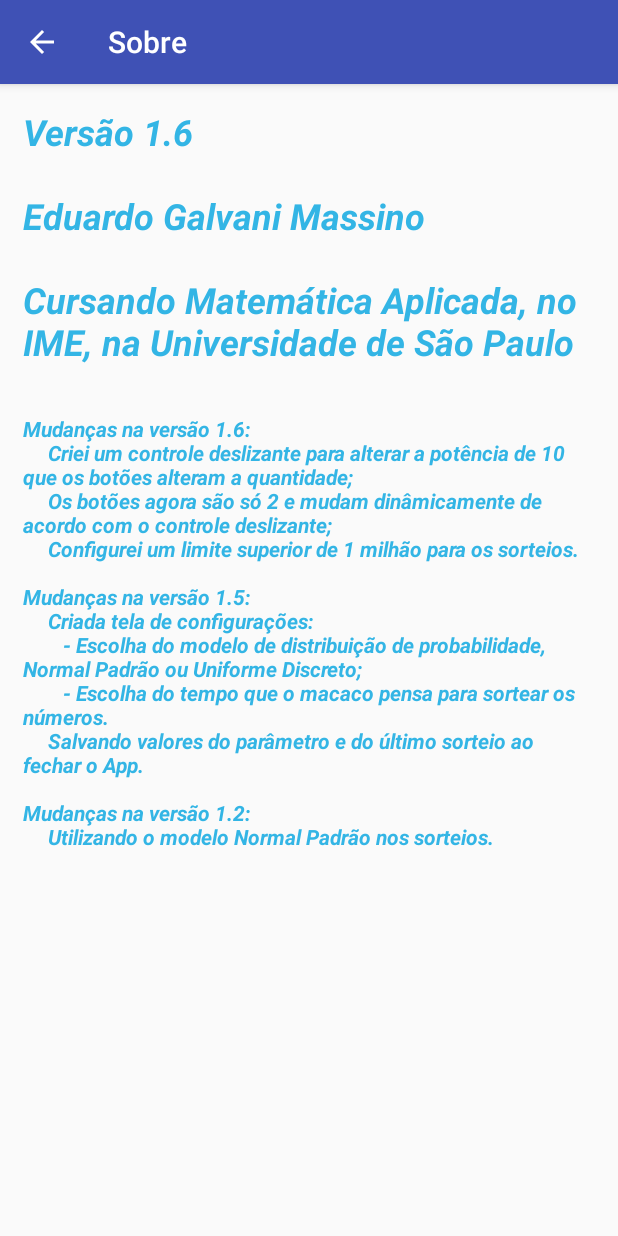
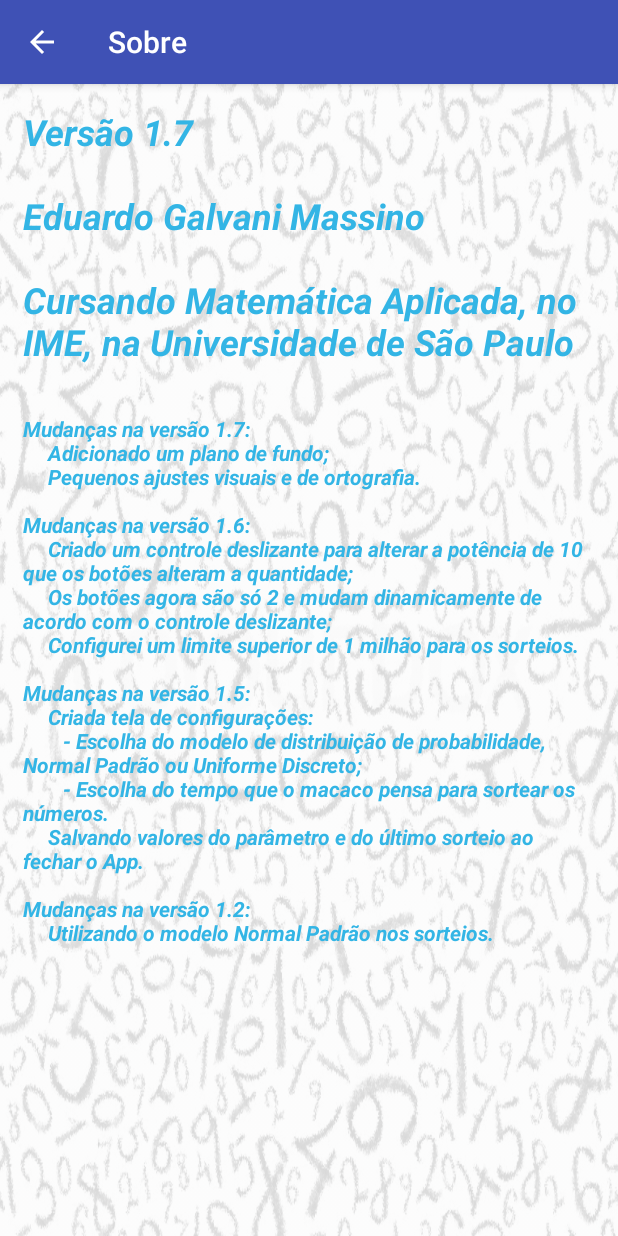
Before and after one commit to feanored/RandomMonkey, an Android app: the SobreActivity screen opened directly, with no data from a screen before it, on a phone screen of 412 x 824 dp. Run offline under Robolectric (Android 15) with nearby library versions, the phone set to English and light mode, and no system bars.

Commit message:
Versão 1.7
Mudanças na versão 1.7:
Adicionado um plano de fundo;
Pequenos ajustes visuais e de ortografia.

```diff
--- a/app/src/main/res/layout/activity_main.xml
+++ b/app/src/main/res/layout/activity_main.xml
@@ -4,7 +4,8 @@
     xmlns:tools="http://schemas.android.com/tools"
     android:layout_width="match_parent"
     android:layout_height="match_parent"
-    android:layout_margin="15dp"
+    android:padding="15dp"
+    android:background="@drawable/numbers"
     tools:context="com.eduardo.brownianmonkey.MainActivity">
 
     <TextView
@@ -64,7 +65,7 @@
         android:layout_width="84dp"
         android:layout_height="54dp"
         android:text="@string/sb_m1"
-        app:layout_constraintLeft_toRightOf="parent"
+        app:layout_constraintLeft_toLeftOf="@id/qtde"
         app:layout_constraintTop_toBottomOf="@id/qtde" />
 
     <Button
--- a/app/src/main/res/layout/activity_sobre.xml
+++ b/app/src/main/res/layout/activity_sobre.xml
@@ -4,7 +4,8 @@
     xmlns:tools="http://schemas.android.com/tools"
     android:layout_width="match_parent"
     android:layout_height="match_parent"
-    android:layout_margin="15dp"
+    android:padding="15dp"
+    android:background="@drawable/numbers"
     tools:context="com.eduardo.brownianmonkey.SobreActivity">
 
 <android.support.constraint.ConstraintLayout
--- a/app/src/main/res/layout/spinner_dropdown_item.xml
+++ b/app/src/main/res/layout/spinner_dropdown_item.xml
@@ -9,4 +9,5 @@
     android:gravity="start|center_vertical"
     android:ellipsize="marquee"
     android:textSize="16sp"
+    android:textStyle="bold|italic"
     android:textColor="@android:color/holo_red_light" />
--- a/app/src/main/res/layout/spinner_item.xml
+++ b/app/src/main/res/layout/spinner_item.xml
@@ -5,4 +5,5 @@
     android:layout_width="fill_parent"
     android:layout_height="wrap_content"
     android:textColor="@android:color/holo_red_light"
+    android:textStyle="bold|italic"
     android:textSize="16sp" />
--- a/app/src/main/res/values/strings.xml
+++ b/app/src/main/res/values/strings.xml
@@ -1,5 +1,6 @@
 <resources>
     <string name="app_name">Random Monkey</string>
+    <string name="app_version">1.7</string>
     <string name="sb_go">GO</string>
     <string name="s_aviso">O que você quer de mim, macaquinho estúpido?</string>
     <string name="s_min">Valor mínimo para sorteio: 2!</string>
@@ -15,14 +16,18 @@
     <string name="sobre">Sobre</string>
     <string name="configs">Opções</string>
     <string name="sobre_texto">
-        Versão 1.6
+        Versão 1.7
         \n\nEduardo Galvani Massino
         \n\nCursando Matemática Aplicada, no IME, na Universidade de São Paulo
     </string>
     <string name="sobre_changes">
+        \n\nMudanças na versão 1.7:
+        \n\t Adicionado um plano de fundo;
+        \n\t Pequenos ajustes visuais e de ortografia.
+
         \n\nMudanças na versão 1.6:
-        \n\t Criei um controle deslizante para alterar a potência de 10 que os botões alteram a quantidade;
-        \n\t Os botões agora são só 2 e mudam dinâmicamente de acordo com o controle deslizante;
+        \n\t Criado um controle deslizante para alterar a potência de 10 que os botões alteram a quantidade;
+        \n\t Os botões agora são só 2 e mudam dinamicamente de acordo com o controle deslizante;
         \n\t Configurei um limite superior de 1 milhão para os sorteios.
 
         \n\nMudanças na versão 1.5:
@@ -36,8 +41,8 @@
     </string>
     <string name="sobre_tip">Sobre Bogios e Sagüis</string>
     <string name="configs_tip">Are you an Ape?</string>
-    <string name="config_tipo">Distribuição de probabilidade</string>
-    <string name="config_tempo">Tempo para o macaco pensar</string>
+    <string name="config_tipo">Distribuição de probabilidade:</string>
+    <string name="config_tempo">Tempo para o macaco pensar:</string>
     <string name="config_tempo_valor">4 segundos</string>
     <string name="mod_unif">Uniforme Discreta</string>
     <string name="mod_normal">Normal Padrão</string>
```
Also changed, not shown: app/build.gradle (+10 -9 lines), app/src/main/AndroidManifest.xml (+8 -3 lines), app/src/main/res/layout/activity_settings.xml (+7 -3 lines), app/src/main/res/xml/backup_descriptor.xml (added, +8 -0 lines), app/src/main/res/drawable/numbers.png (added), 2 other files.
